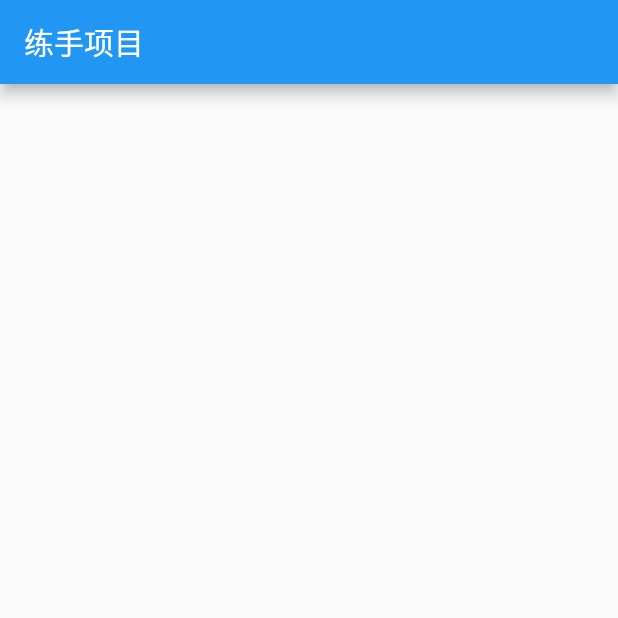
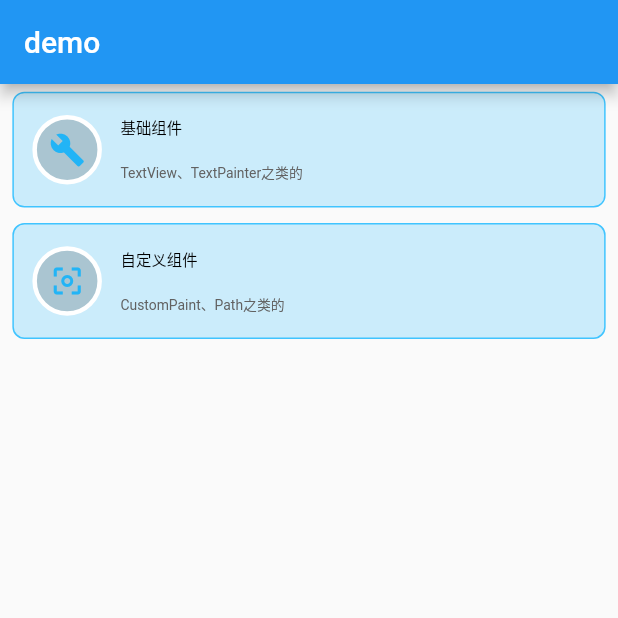
Before and after one commit to gneL1/flutter_experiences, a Flutter app: the screen it shows after launch, on a phone screen of 412 x 824 dp, the top half of it. Run offline on Flutter 3.47's test engine with Material 2 defaults, Android fonts, the phone set to English and light mode, and no system bars; our stand-ins replace flutter_screenutil.

Commit message:
add files

```diff
--- a/lib/main.dart
+++ b/lib/main.dart
@@ -1,6 +1,11 @@
+import 'package:flutter/cupertino.dart';
 import 'package:flutter/material.dart';
 import 'package:flutter_screenutil/flutter_screenutil.dart';
 import 'package:flutterexperiences/Router.dart';
+import 'package:flutterexperiences/utils/util_functions.dart';
+import 'package:flutterexperiences/utils/util_item.dart';
+
+import 'R.dart';
 
 void main() => runApp(MyApp());
 
@@ -37,16 +42,138 @@ class _MyHomePageState extends State<MyHomePage> {
     ScreenUtil.init(context, width: 800, height: 1280);
     return Scaffold(
       appBar: AppBar(
-        title: Text('练手项目'),
+        title: Text('demo'),
+
       ),
-      body: Center(
-        child: Column(
-          mainAxisAlignment: MainAxisAlignment.center,
+      body: Stack(
+        children: <Widget>[
+//          Image(image: AssetImage(R.intPic.int_pic_01)),
+          Container(
+            padding: EdgeInsets.only(
+            ),
+            child: Scrollbar(
+              child: ListView(
+                children: <Widget>[
+                  UtilItem(
+                    icon: Icon(Icons.build,color: Colors.lightBlueAccent[400].withOpacity(0.8),),
+                    onPressed: (){
+
+                    },
+                    title: '基础组件',
+                    description: 'TextView、TextPainter之类的',
+                  ),
+
+
+                  UtilItem(
+                    icon: Icon(Icons.center_focus_weak,color: Colors.lightBlueAccent[400].withOpacity(0.8),),
+                    onPressed: (){
+
+                    },
+                    title: '自定义组件',
+                    description: 'CustomPaint、Path之类的',
+                  ),
+
+                ],
+
+              )
+            ),
+          )
+        ],
+      )
+    );
+  }
+
+
+  Widget _item(BuildContext context,int index){
+    return Container(
+      decoration: BoxDecoration(
+        borderRadius: BorderRadius.circular(8),
+        border: Border.all(color: Colors.lightBlueAccent),
+        color: Colors.lightBlueAccent.withOpacity(0.25),
+      ),
+      margin: EdgeInsets.symmetric(
+        horizontal: ScreenUtil().setWidth(16),
+        vertical: ScreenUtil().setHeight(8)
+      ),
+      height: ScreenUtil().setHeight(120),
+      child :InkWell(
+        borderRadius: BorderRadius.all(Radius.circular(6)),
+
+        onTap: (){
+
+        },
+        child: Row(
           children: <Widget>[
+            Container(
+              width: ScreenUtil().setWidth(90),
+              height: ScreenUtil().setHeight(90),
+              margin: EdgeInsets.only(
+                left: ScreenUtil().setWidth(24)
+              ),
+              decoration: BoxDecoration(
+                  color: getRandomColor(opacity: 0.2),
+                  shape: BoxShape.circle,
+                  border: Border.all(
+                      color: Colors.white,
+                      width: 3
+                  )
+              ),
+              child: Icon(
+                Icons.build,
+                color: Colors.lightBlue.withOpacity(0.8),
+              ),
+            ),
+
+            Expanded(
+              flex: 1,
+              child: Padding(
+                padding: EdgeInsets.only(
+                  left: ScreenUtil().setWidth(24),
+                  right: ScreenUtil().setWidth(24),
+                  top: ScreenUtil().setHeight(24),
+                  bottom: ScreenUtil().setHeight(24),
+                ),
+                child: Container(
+                  child: Column(
+                    mainAxisAlignment: MainAxisAlignment.spaceBetween,
+                    crossAxisAlignment: CrossAxisAlignment.start,
+                    children: <Widget>[
+                      Text(
+                        '基础组件',
+                        style: TextStyle(
+                          color: Colors.black,
+                          fontSize: ScreenUtil().setSp(20),
+                          fontWeight: FontWeight.w500,
+
+                        ),
+                        maxLines: 1,
+                        overflow: TextOverflow.ellipsis,
+                      ),
+
+                      Padding(
+                        padding: EdgeInsets.only(
+                          top: ScreenUtil().setHeight(8),
+                        ),
+                        child: Text(
+                          '这里进行一些描述性语句',
+                          overflow: TextOverflow.ellipsis,
+                          maxLines: 1,
+                          style: TextStyle(
+                            color: Colors.grey[700],
+                            fontSize: ScreenUtil().setSp(18),
+                            fontWeight: FontWeight.normal,
+                          ),
+                        ),
+                      ),
+                    ],
+                  ),
+                ),
+              ),
+            )
 
           ],
         ),
-      ),
+      )
     );
   }
 }
--- /dev/null
+++ b/lib/utils/util_functions.dart
@@ -0,0 +1,11 @@
+import 'dart:math';
+
+import 'package:flutter/material.dart';
+
+
+//获取随即颜色
+Color getRandomColor({double opacity = 1}){
+  return Color.fromARGB(255, Random.secure().nextInt(255),
+      Random.secure().nextInt(255),
+      Random.secure().nextInt(255)).withOpacity(opacity);
+}
--- /dev/null
+++ b/lib/utils/util_item.dart
@@ -0,0 +1,120 @@
+import 'package:flutter/material.dart';
+import 'package:flutter_screenutil/flutter_screenutil.dart';
+import 'package:flutterexperiences/utils/util_functions.dart';
+
+class UtilItem extends StatelessWidget {
+
+  final String title;
+  final String description;
+  final VoidCallback onPressed;
+  final Widget icon;
+  final Color backgroundColor;
+  UtilItem({
+    Key key,
+    this.title = '',
+    this.description = '',
+    this.onPressed,
+    this.icon,
+    this.backgroundColor = Colors.lightBlueAccent
+
+  }) : super(key: key);
+
+
+  @override
+  Widget build(BuildContext context) {
+    return Container(
+        decoration: BoxDecoration(
+          borderRadius: BorderRadius.circular(8),
+          border: Border.all(color: backgroundColor),
+          color: backgroundColor.withOpacity(0.25),
+        ),
+        margin: EdgeInsets.symmetric(
+            horizontal: ScreenUtil().setWidth(16),
+            vertical: ScreenUtil().setHeight(8)
+        ),
+        height: ScreenUtil().setHeight(120),
+        child :InkWell(
+          borderRadius: BorderRadius.all(Radius.circular(6)),
+
+          onTap: onPressed,
+          child: Row(
+            children: <Widget>[
+              Container(
+                width: ScreenUtil().setWidth(90),
+                height: ScreenUtil().setHeight(90),
+                margin: EdgeInsets.only(
+                    left: ScreenUtil().setWidth(24)
+                ),
+                decoration: BoxDecoration(
+                    color: getRandomColor(opacity: 0.2),
+                    shape: BoxShape.circle,
+                    border: Border.all(
+                        color: Colors.white,
+                        width: 3
+                    )
+                ),
+                alignment: Alignment.center,
+                child: icon == null ? Icon(
+                  Icons.build,
+                  color: backgroundColor.withOpacity(0.8),
+                ) : icon,
+              ),
+
+              Expanded(
+                flex: 1,
+                child: Padding(
+                  padding: EdgeInsets.only(
+                    left: ScreenUtil().setWidth(24),
+                    right: ScreenUtil().setWidth(24),
+                    top: ScreenUtil().setHeight(24),
+                    bottom: ScreenUtil().setHeight(24),
+                  ),
+                  child: Container(
+                    child: Column(
+                      mainAxisAlignment: MainAxisAlignment.spaceBetween,
+                      crossAxisAlignment: CrossAxisAlignment.start,
+                      children: <Widget>[
+                        Text(
+                          title,
+                          style: TextStyle(
+                            color: Colors.black,
+                            fontSize: ScreenUtil().setSp(20),
+                            fontWeight: FontWeight.w500,
+
+                          ),
+                          maxLines: 1,
+                          overflow: TextOverflow.ellipsis,
+                        ),
+
+                        Padding(
+                          padding: EdgeInsets.only(
+                            top: ScreenUtil().setHeight(8),
+                          ),
+                          child: Text(
+                            description,
+                            overflow: TextOverflow.ellipsis,
+                            maxLines: 1,
+                            style: TextStyle(
+                              color: Colors.grey[700],
+                              fontSize: ScreenUtil().setSp(18),
+                              fontWeight: FontWeight.normal,
+                            ),
+                          ),
+                        ),
+                      ],
+                    ),
+                  ),
+                ),
+              )
+
+            ],
+          ),
+        )
+    );
+  }
+}
+
+
+
+
+typedef CustomPopItemBuilder = List<UtilItem> Function(BuildContext context);
```
